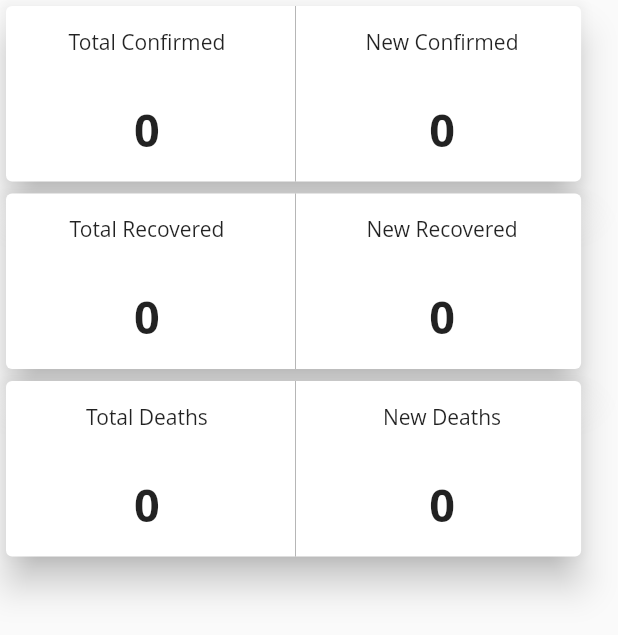
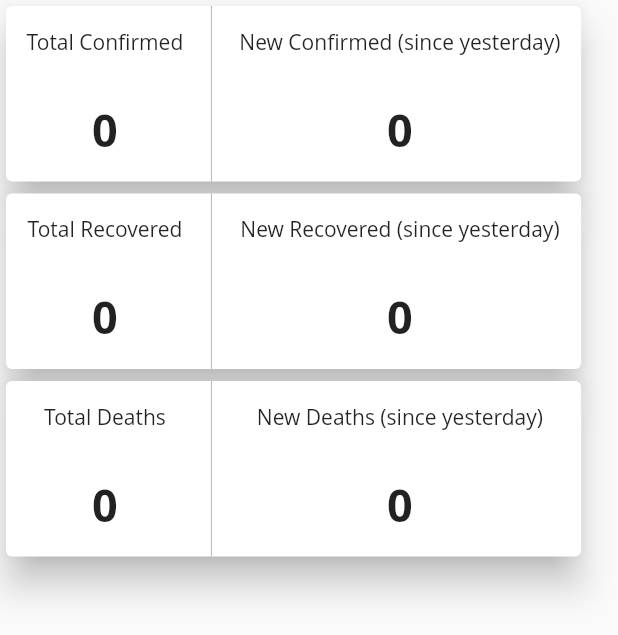
Before and after one commit to yashjahit-21705201/Covid-19-Tracker, a Flutter app: the CountryCasesInfo widget shown alone on an empty page, opened directly with empty values, on a phone screen of 412 x 824 dp. Shown: the top 635 px of the screen. Run offline on Flutter 3.47's test engine with Material 2 defaults, Android fonts, the phone set to English and light mode, and no system bars; our stand-ins replace google_nav_bar; missing offline and left inert: enhanced_future_builder, flag; generated files the repository leaves out were written again; Roboto replaces fonts that are missing (Open Sans).

```diff
--- a/lib/main.dart
+++ b/lib/main.dart
@@ -26,10 +26,6 @@ class MyApp extends StatelessWidget {
           brightness: Brightness.light,
           fontFamily: 'Open Sans',
         ),
-        darkTheme: ThemeData(
-          brightness: Brightness.dark,
-          fontFamily: 'Open Sans',
-        ),
         home: MainAppPage(),
         routes: {
           News.routeName: (ctx) => News(),
--- a/lib/models/country.dart
+++ b/lib/models/country.dart
@@ -2,7 +2,7 @@ import 'package:json_annotation/json_annotation.dart';
 
 part 'country.g.dart';
 
-@JsonSerializable()
+@JsonSerializable(explicitToJson: true)
 class Country {
 
   @JsonKey(name: 'Country')
@@ -41,4 +41,6 @@ class Country {
 
   factory Country.fromJson(Map<String, dynamic> json) => _$CountryFromJson(json);
 
+  Map<String, dynamic> toJson() => _$CountryToJson(this);
+
 }
--- a/lib/models/global.dart
+++ b/lib/models/global.dart
@@ -2,7 +2,7 @@ import 'package:json_annotation/json_annotation.dart';
 
 part 'global.g.dart';
 
-@JsonSerializable()
+@JsonSerializable(explicitToJson: true)
 class Global {
   @JsonKey(name: 'NewConfirmed')
   final int newConfirmed;
@@ -27,4 +27,6 @@ class Global {
 
   factory Global.fromJson(Map<String, dynamic> json) => _$GlobalFromJson(json);
 
+  Map<String, dynamic> toJson() => _$GlobalToJson(this);
+
 }
--- a/lib/models/summary.dart
+++ b/lib/models/summary.dart
@@ -5,7 +5,8 @@ import 'global.dart';
 
 part 'summary.g.dart';
 
-@JsonSerializable()
+
+@JsonSerializable(explicitToJson: true)
 class Summary {
 
   @JsonKey(name: 'Global')
@@ -20,4 +21,6 @@ class Summary {
 
   factory Summary.fromJson(Map<String, dynamic> json) => _$SummaryFromJson(json);
 
+  Map<String, dynamic> toJson() => _$SummaryToJson(this);
+
 }
--- a/lib/screens/homepage.dart
+++ b/lib/screens/homepage.dart
@@ -33,7 +33,6 @@ class _HomepageState extends State<Homepage> {
               future: _summaryProvider,
               rememberFutureResult: true,
               whenNotDone: Center(child: CircularProgressIndicator()),
-              initialData: _summaryProvider,
               whenNone: Text('No internet Connection'),
               whenDone: (dynamic snapshot) => buildUi(snapshot),
             ),
--- a/lib/widgets/country_cases_info.dart
+++ b/lib/widgets/country_cases_info.dart
@@ -42,7 +42,7 @@ class CountryCasesInfo extends StatelessWidget {
                 Column(
                   mainAxisAlignment: MainAxisAlignment.spaceAround,
                   children: <Widget>[
-                    Text('New Confirmed'),
+                    Text('New Confirmed (since yesterday)'),
                     Text('$newConfirmed', style: TextStyle(
                       fontSize: 30,
                       fontWeight: FontWeight.bold,
@@ -75,7 +75,7 @@ class CountryCasesInfo extends StatelessWidget {
                 Column(
                   mainAxisAlignment: MainAxisAlignment.spaceAround,
                   children: <Widget>[
-                    Text('New Recovered'),
+                    Text('New Recovered (since yesterday)'),
                     Text('$newRecovered', style: TextStyle(
                       fontSize: 30,
                       fontWeight: FontWeight.bold,
@@ -108,7 +108,7 @@ class CountryCasesInfo extends StatelessWidget {
                 Column(
                   mainAxisAlignment: MainAxisAlignment.spaceAround,
                   children: <Widget>[
-                    Text('New Deaths'),
+                    Text('New Deaths (since yesterday)'),
                     Text('$newDeaths', style: TextStyle(
                       fontSize: 30,
                       fontWeight: FontWeight.bold,
--- a/pubspec.yaml
+++ b/pubspec.yaml
@@ -11,7 +11,7 @@ description: Application tracks Covid-19 status in different countries
 # In iOS, build-name is used as CFBundleShortVersionString while build-number used as CFBundleVersion.
 # Read more about iOS versioning at
 # https://developer.apple.com/library/archive/documentation/General/Reference/InfoPlistKeyReference/Articles/CoreFoundationKeys.html
-version: 1.0.0+1
+version: 1.1.0+1
 
 environment:
   sdk: ">=2.1.0 <3.0.0"
@@ -30,6 +30,7 @@ dependencies:
   json_annotation: ^3.0.0
   intl: ^0.16.1
   enhanced_future_builder: ^1.0.2
+  path_provider: ^1.6.5
 
 dev_dependencies:
   flutter_test:
```
Also changed, not shown: lib/api/statistics_rest_api.dart (+46 -8 lines), lib/screens/countryUI/countries_list.dart (+8 -4 lines), lib/screens/countryUI/country_information.dart (+7 -2 lines), lib/models/summary.g.dart, pubspec.lock, 3 other files.
